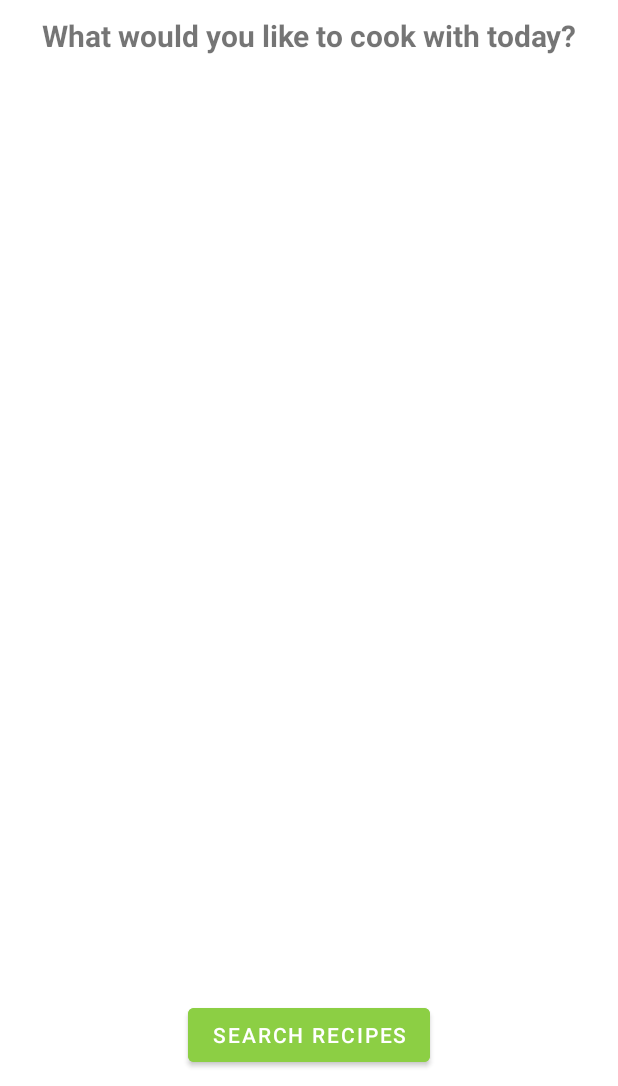
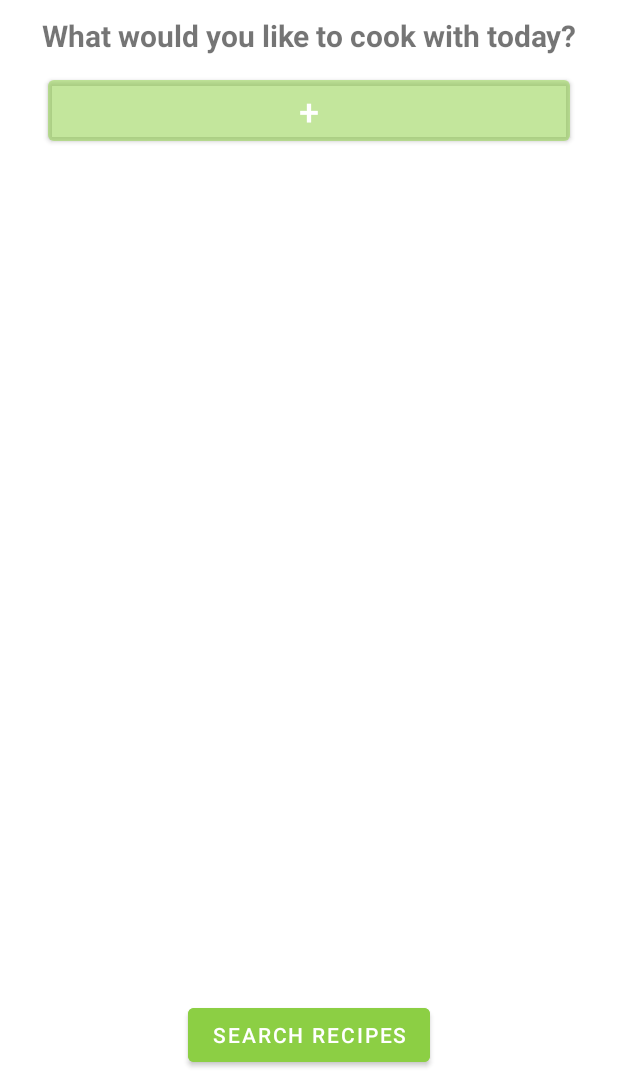
Before and after one commit to dscrogg399/MADFinal, an Android app: the layout activity_ingredient_input.xml on its own in the app's theme, with its tools: preview values and no code run, on a phone screen of 412 x 824 dp, the part 150-1236 px from its top. Run offline under Robolectric (Android 15) with nearby library versions, the phone set to English and light mode, and no system bars.

Commit message:
first screen finished and debugged(mostly)
thanks to JP meeting with prof, first screen is now fully functional (besides search recipe button) and the only issue is if you spam delete items

```diff
--- a/app/build.gradle
+++ b/app/build.gradle
@@ -15,6 +15,10 @@ android {
         versionName "1.0"
 
         testInstrumentationRunner "androidx.test.runner.AndroidJUnitRunner"
+    }
+
+    buildFeatures {
+        viewBinding true
     }
 
     buildTypes {
--- a/app/src/main/AndroidManifest.xml
+++ b/app/src/main/AndroidManifest.xml
@@ -14,7 +14,8 @@
         android:theme="@style/Theme.Pantree">
         <activity
             android:name=".Activities.IngredientInputActivity"
-            android:exported="true">
+            android:exported="true"
+            android:windowSoftInputMode="adjustResize">
             <intent-filter>
                 <action android:name="android.intent.action.MAIN" />
 
--- a/app/src/main/res/layout/activity_ingredient_input.xml
+++ b/app/src/main/res/layout/activity_ingredient_input.xml
@@ -37,12 +37,32 @@
             app:layout_constraintEnd_toEndOf="parent"
             android:padding="10dp"/>
 
+
         <androidx.recyclerview.widget.RecyclerView
             android:layout_width="match_parent"
             android:layout_height="0dp"
-            android:id="@+id/ingredient_list"
+            android:id="@+id/ingredientRecyclerView"
+            app:layoutManager="androidx.recyclerview.widget.LinearLayoutManager"
+            app:layout_constraintTop_toBottomOf="@id/add_ingredient_button"
+            app:layout_constraintStart_toStartOf="parent"
+            app:layout_constraintBottom_toTopOf="@id/search_button"
+            android:layout_marginTop="10dp"
+            android:fitsSystemWindows="true"/>
+
+
+
+        <Button
+            android:layout_width="match_parent"
+            android:layout_height="wrap_content"
+            android:id="@+id/add_ingredient_button"
+            android:text="+"
+            android:textSize="24sp"
+            android:backgroundTint="#508ccf44"
+            android:layout_marginStart="32dp"
+            android:layout_marginEnd="32dp"
             app:layout_constraintTop_toBottomOf="@+id/prompt"
-            app:layoutManager="androidx.recyclerview.widget.LinearLayoutManager"/>
+            app:layout_constraintStart_toStartOf="parent"
+            app:layout_constraintEnd_toEndOf="parent"/>
 
         <Button
             android:layout_width="wrap_content"
--- a/app/src/main/res/values/themes.xml
+++ b/app/src/main/res/values/themes.xml
@@ -1,6 +1,6 @@
 <resources xmlns:tools="http://schemas.android.com/tools">
     <!-- Base application theme. -->
-    <style name="Theme.Pantree" parent="Theme.MaterialComponents.DayNight.DarkActionBar">
+    <style name="Theme.Pantree" parent="Theme.MaterialComponents.DayNight.NoActionBar">
         <!-- Primary brand color. -->
         <item name="colorPrimary">@color/purple_500</item>
         <item name="colorPrimaryVariant">@color/purple_700</item>
```
Also changed, not shown: app/src/main/java/cs/mad/pantree/Activities/IngredientInputActivity.kt (+70 -2 lines), app/src/main/java/cs/mad/pantree/Adapters/IngredientInputAdapter.kt (added, +97 -0 lines), app/src/main/java/cs/mad/pantree/Entities/Ingredient.kt (+5 -5 lines), app/src/main/res/layout/item_ingredient.xml (added, +58 -0 lines).
